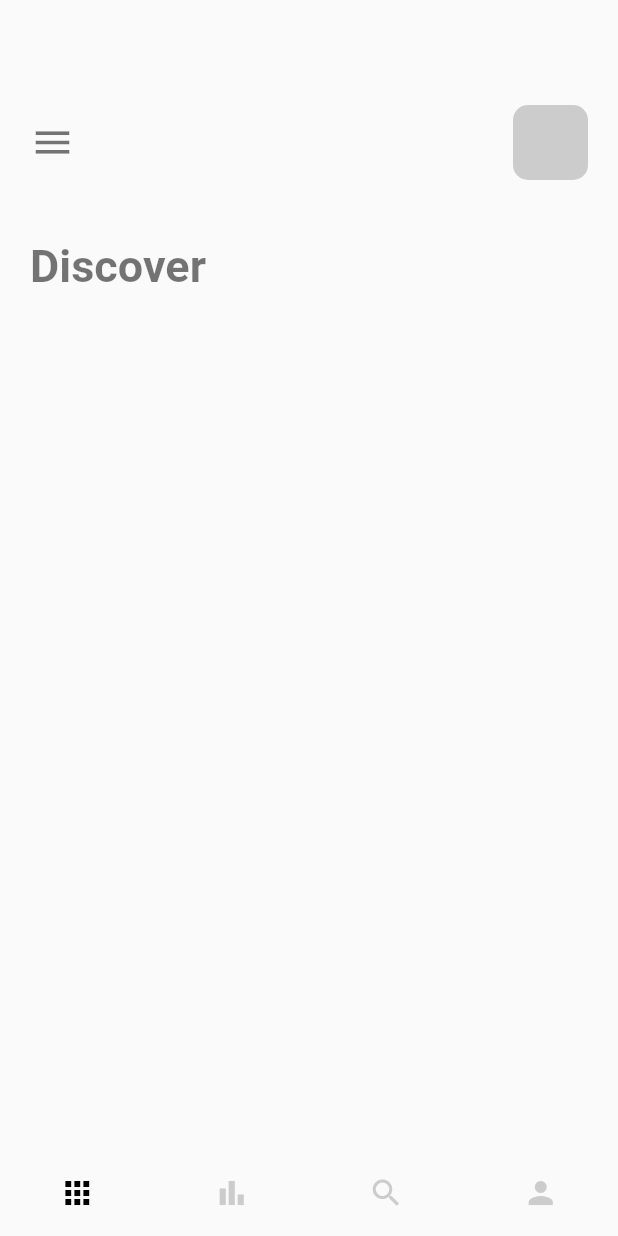
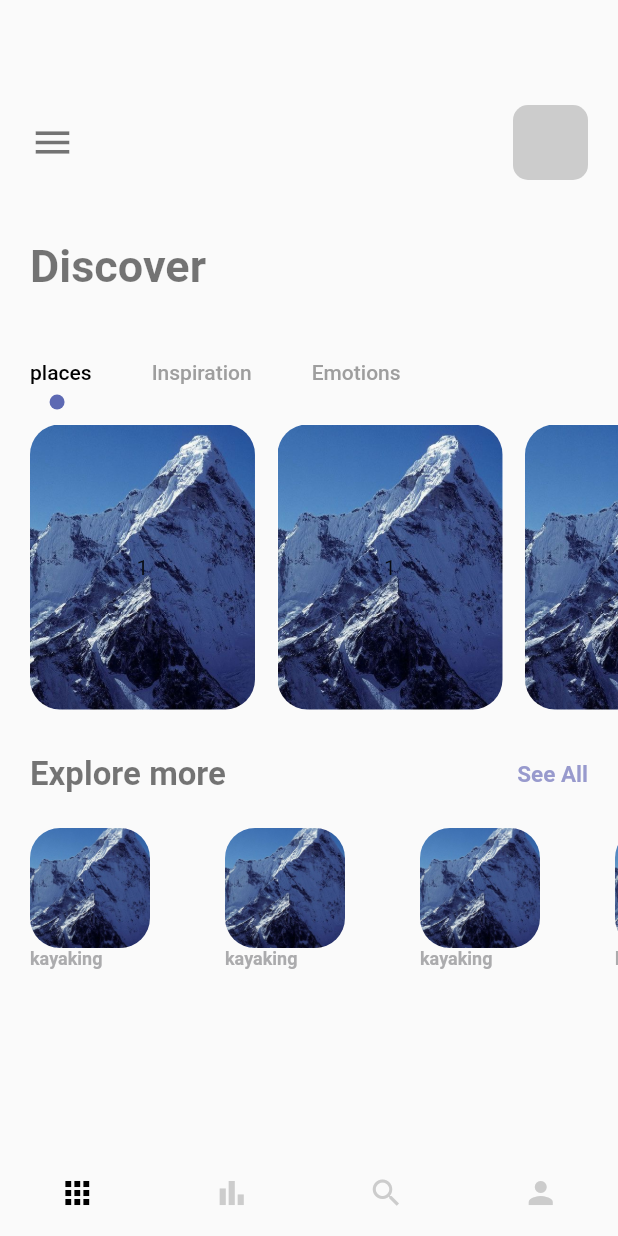
Before and after one commit to Phonekham/flutter_cubit_app, a Flutter app: the screen it shows after launch, on a phone screen of 412 x 824 dp. Run offline on Flutter 3.47's test engine with Material 2 defaults, Android fonts, the phone set to English and light mode, and no system bars.

Commit message:
homepage tabbar

```diff
--- a/lib/pages/navpages/home_page.dart
+++ b/lib/pages/navpages/home_page.dart
@@ -1,4 +1,5 @@
 import 'package:flutter/material.dart';
+import 'package:flutter_cubit/misc/colors.dart';
 import 'package:flutter_cubit/widgets/app_large_text.dart';
 
 class HomePage extends StatefulWidget {
@@ -8,12 +9,16 @@ class HomePage extends StatefulWidget {
   State<HomePage> createState() => _HomePageState();
 }
 
-class _HomePageState extends State<HomePage> {
+class _HomePageState extends State<HomePage> with TickerProviderStateMixin {
+  var image = {
+    'ballon.ing': 'balloning',
+  };
   @override
   Widget build(BuildContext context) {
+    final TabController _tabController = TabController(length: 3, vsync: this);
     return Scaffold(
-      body: Column(
-        crossAxisAlignment: CrossAxisAlignment.start,
+      body: ListView(
+        // crossAxisAlignment: CrossAxisAlignment.start,
         children: [
           Container(
             padding: const EdgeInsets.only(top: 70, left: 20),
@@ -42,8 +47,147 @@ class _HomePageState extends State<HomePage> {
             height: 30,
           ),
           // tabbar
+          Container(
+            child: Align(
+              alignment: Alignment.centerLeft,
+              child: TabBar(
+                labelPadding: const EdgeInsets.only(left: 20, right: 20),
+                controller: _tabController,
+                labelColor: Colors.black,
+                unselectedLabelColor: Colors.grey,
+                isScrollable: true,
+                indicatorSize: TabBarIndicatorSize.tab,
+                indicator:
+                    CircleTabIndicator(color: AppColors.mainColor, radius: 5),
+                tabs: const [
+                  Tab(text: 'places'),
+                  Tab(text: 'Inspiration'),
+                  Tab(text: 'Emotions'),
+                ],
+              ),
+            ),
+          ),
+          Container(
+            padding: const EdgeInsets.only(left: 20),
+            height: 200,
+            width: double.maxFinite,
+            child: TabBarView(
+              controller: _tabController,
+              children: [
+                ListView.builder(
+                  itemCount: 3,
+                  scrollDirection: Axis.horizontal,
+                  itemBuilder: (BuildContext context, int index) {
+                    return Container(
+                        margin: const EdgeInsets.only(right: 15, top: 10),
+                        decoration: BoxDecoration(
+                            borderRadius: BorderRadius.circular(20),
+                            color: Colors.white,
+                            image: const DecorationImage(
+                                image: AssetImage('img/mountain.jpeg'),
+                                fit: BoxFit.cover)),
+                        height: 200,
+                        width: 150,
+                        child: Tab(text: '1'));
+                  },
+                ),
+                Tab(text: '2'),
+                Tab(text: '3'),
+              ],
+            ),
+          ),
+          const SizedBox(
+            height: 30,
+          ),
+          Container(
+            margin: const EdgeInsets.only(
+              left: 20,
+              right: 20,
+            ),
+            child: Row(
+              mainAxisAlignment: MainAxisAlignment.spaceBetween,
+              children: const [
+                AppText(
+                  text: 'Explore more',
+                  size: 22,
+                ),
+                AppText(
+                  text: 'See All',
+                  size: 15,
+                  color: AppColors.textColor1,
+                )
+              ],
+            ),
+          ),
+          const SizedBox(
+            height: 20,
+          ),
+          Container(
+            width: double.maxFinite,
+            height: 100,
+            margin: const EdgeInsets.only(left: 20),
+            child: ListView.builder(
+                itemCount: 4,
+                scrollDirection: Axis.horizontal,
+                itemBuilder: (_, index) {
+                  return Column(
+                    crossAxisAlignment: CrossAxisAlignment.start,
+                    mainAxisAlignment: MainAxisAlignment.center,
+                    children: [
+                      Container(
+                        width: 80,
+                        height: 80,
+                        margin: const EdgeInsets.only(
+                          right: 50,
+                        ),
+                        decoration: BoxDecoration(
+                            borderRadius: BorderRadius.circular(20),
+                            color: Colors.white,
+                            image: const DecorationImage(
+                                image: AssetImage('img/mountain.jpeg'),
+                                fit: BoxFit.cover)),
+                      ),
+                      //
+                      Container(
+                        child: const AppText(
+                            text: 'kayaking',
+                            color: AppColors.mainTextColor,
+                            size: 12),
+                      )
+                    ],
+                  );
+                }),
+          )
         ],
       ),
     );
   }
 }
+
+class CircleTabIndicator extends Decoration {
+  final Color color;
+  double radius;
+
+  CircleTabIndicator({required this.color, required this.radius});
+  @override
+  BoxPainter createBoxPainter([VoidCallback? onChange]) {
+    return _CirclePainter(color: color, radius: radius);
+  }
+}
+
+class _CirclePainter extends BoxPainter {
+  final Color color;
+  double radius;
+  _CirclePainter({required this.color, required this.radius});
+  @override
+  void paint(Canvas canvas, Offset offset, ImageConfiguration configuration) {
+    Paint _paint = Paint();
+    _paint.color = color;
+    _paint.isAntiAlias = true;
+    final Offset circleOffset = Offset(
+        configuration.size!.width / 2 - radius / 2,
+        configuration.size!.height - radius);
+
+    canvas.drawCircle(offset + circleOffset, radius, _paint);
+  }
+}
```
